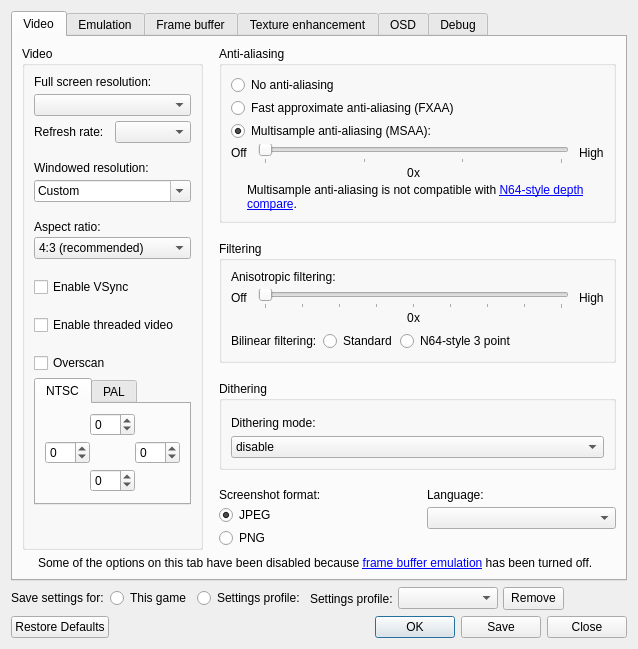
The window that src/GLideNUI/configDialog.ui (gonetz/GLideN64) describes before a commit, drawn with Qt 5.
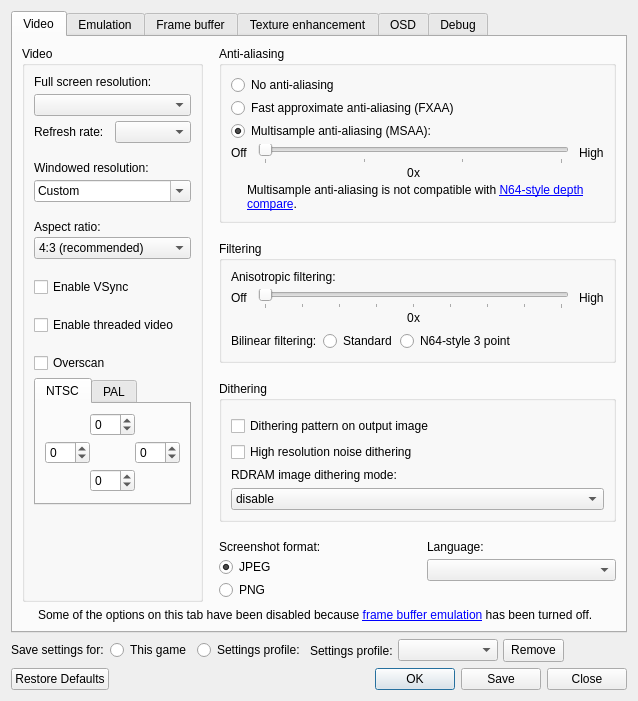
The same window after the commit. Icons and pictures are not drawn.

Commit message:
Remove ditheringMode and bufferDitheringMode settings. Add new settings: - enableHiresNoiseDithering - enableDitheringPattern - enableDitheringQuantization - rdramImageDitheringMode
New settings are not implemented in GUI yet.

Diff of the .ui file:
```diff
--- a/src/GLideNUI/configDialog.ui
+++ b/src/GLideNUI/configDialog.ui
@@ -10,7 +10,7 @@
     <x>0</x>
     <y>0</y>
     <width>559</width>
-    <height>595</height>
+    <height>613</height>
    </rect>
   </property>
   <property name="windowTitle">
@@ -899,10 +899,24 @@
                 </layout>
                </widget>
               </item>
+              <item>
+               <widget class="QCheckBox" name="shaderDitheringCheckBox">
+                <property name="text">
+                 <string>Dithering pattern on output image</string>
+                </property>
+               </widget>
+              </item>
+              <item>
+               <widget class="QCheckBox" name="hiresNoiseDitheringCheckBox">
+                <property name="text">
+                 <string>High resolution noise dithering</string>
+                </property>
+               </widget>
+              </item>
               <item>
                <widget class="QLabel" name="ditheringLabel">
                 <property name="text">
-                 <string>Dithering mode:</string>
+                 <string>RDRAM image dithering mode:</string>
                 </property>
                </widget>
               </item>
```
Left out of the diff: 15 changed lines with no effect on the pictures. The commit also changes 9 other files.
